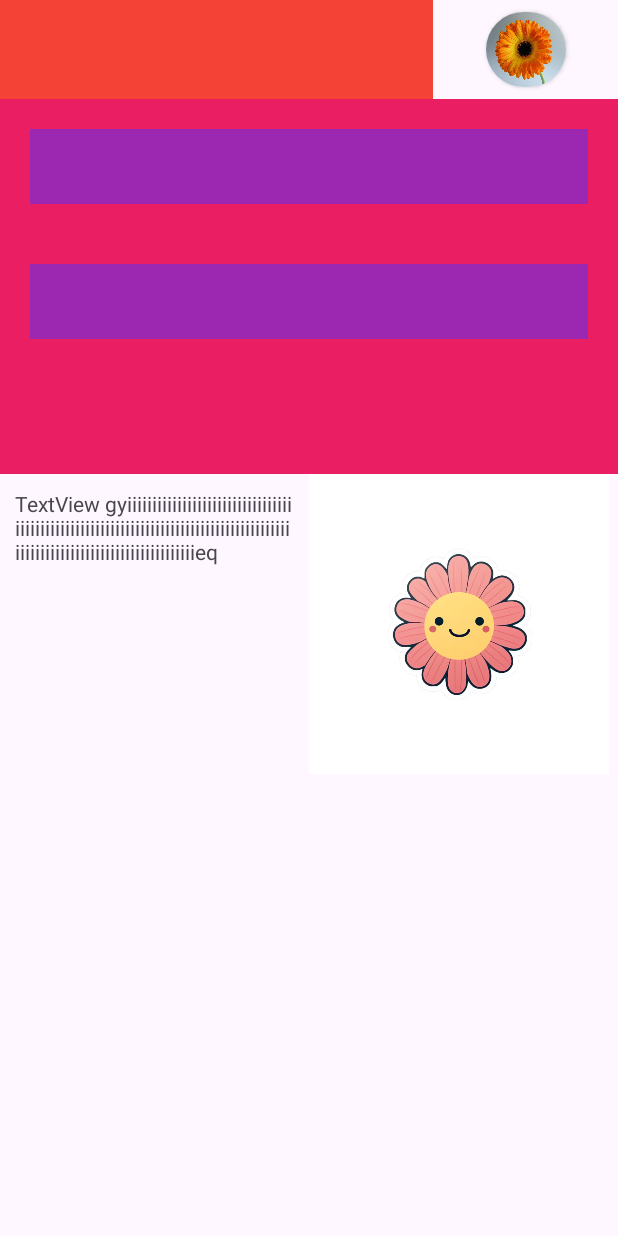
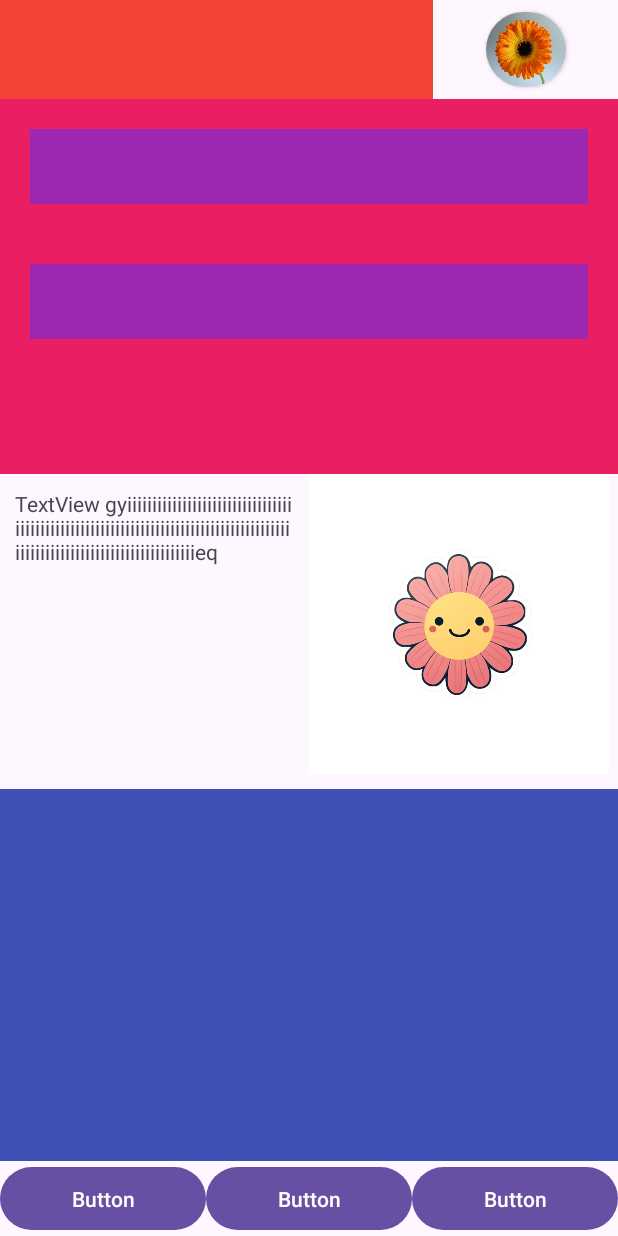
Before and after one commit to uvegithub/DI_T1_Seminario2_Vanesa_Nunez, an Android app: the Ejercicio_1 screen opened directly, with no data from a screen before it, on a phone screen of 412 x 824 dp. Run offline under Robolectric (Android 15) with nearby library versions, the phone set to English and light mode, and no system bars.

Commit message:
actu 1 31.10.23

```diff
--- a/app/src/main/res/layout/activity_ejercicio1.xml
+++ b/app/src/main/res/layout/activity_ejercicio1.xml
@@ -122,6 +122,52 @@
         >
     </ImageView>
 
+    <View
+        android:layout_width="0dp"
+        android:layout_height="0dp"
+        android:id="@+id/vista4"
+        app:layout_constraintStart_toStartOf="parent"
+        app:layout_constraintEnd_toEndOf="parent"
+        app:layout_constraintTop_toBottomOf="@id/textView"
+        app:layout_constraintBottom_toTopOf="@id/button1"
+        android:background="@color/gre00"
+        />
+
+    <Button
+        android:id="@+id/button1"
+        android:layout_width="0dp"
+        android:layout_height="50dp"
+        app:layout_constraintHorizontal_weight="1"
+        android:text="Button"
+
+        app:layout_constraintBottom_toBottomOf="parent"
+        app:layout_constraintStart_toStartOf="parent"
+        app:layout_constraintEnd_toStartOf="@id/button2"
+        />
+
+    <Button
+        android:id="@+id/button2"
+        android:layout_width="0dp"
+        android:layout_height="50dp"
+        app:layout_constraintHorizontal_weight="1"
+        android:text="Button"
+
+        app:layout_constraintStart_toEndOf="@id/button1"
+        app:layout_constraintBottom_toBottomOf="parent"
+        app:layout_constraintEnd_toStartOf="@id/button3"
+        />
+
+    <Button
+        android:id="@+id/button3"
+        android:layout_width="0dp"
+        android:layout_height="50dp"
+        app:layout_constraintHorizontal_weight="1"
+        android:text="Button"
+
+        app:layout_constraintBottom_toBottomOf="parent"
+        app:layout_constraintStart_toEndOf="@id/button2"
+        app:layout_constraintEnd_toEndOf="parent"
+        />
 
 
 </androidx.constraintlayout.widget.ConstraintLayout>
--- a/app/src/main/res/values/colors.xml
+++ b/app/src/main/res/values/colors.xml
@@ -5,4 +5,5 @@
     <color name="gree000">#F44336</color>
     <color name="gre000">#E91E63</color>
     <color name="gr000">#9C27B0</color>
+    <color name="gre00">#3F51B5</color>
 </resources>
```
